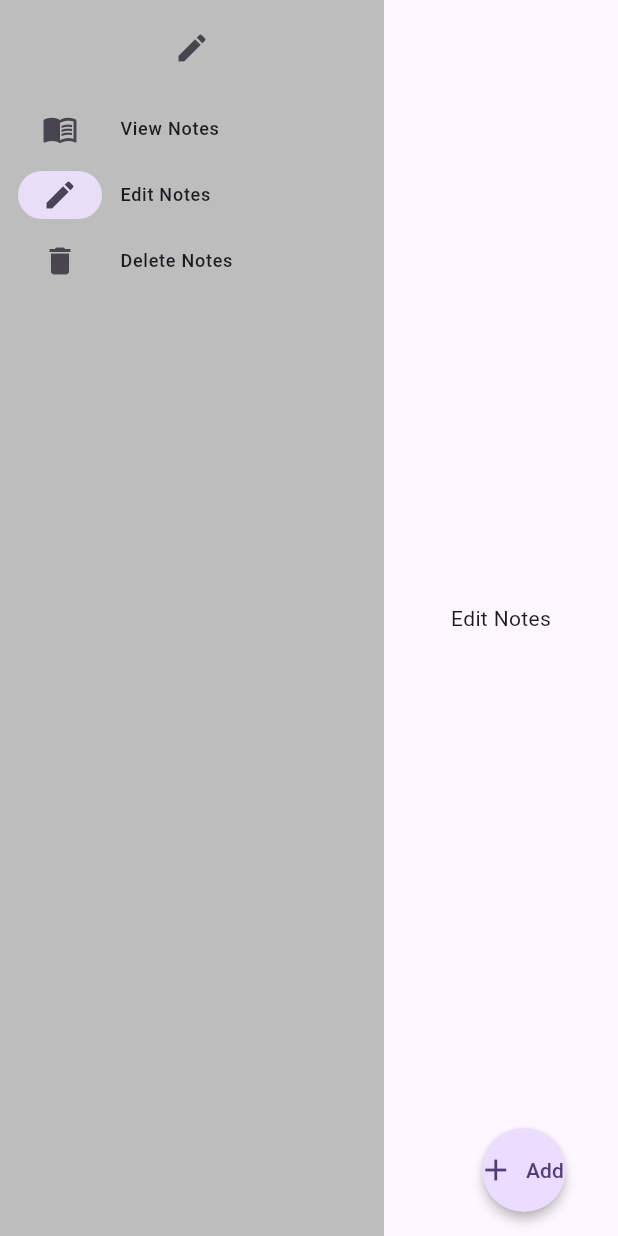
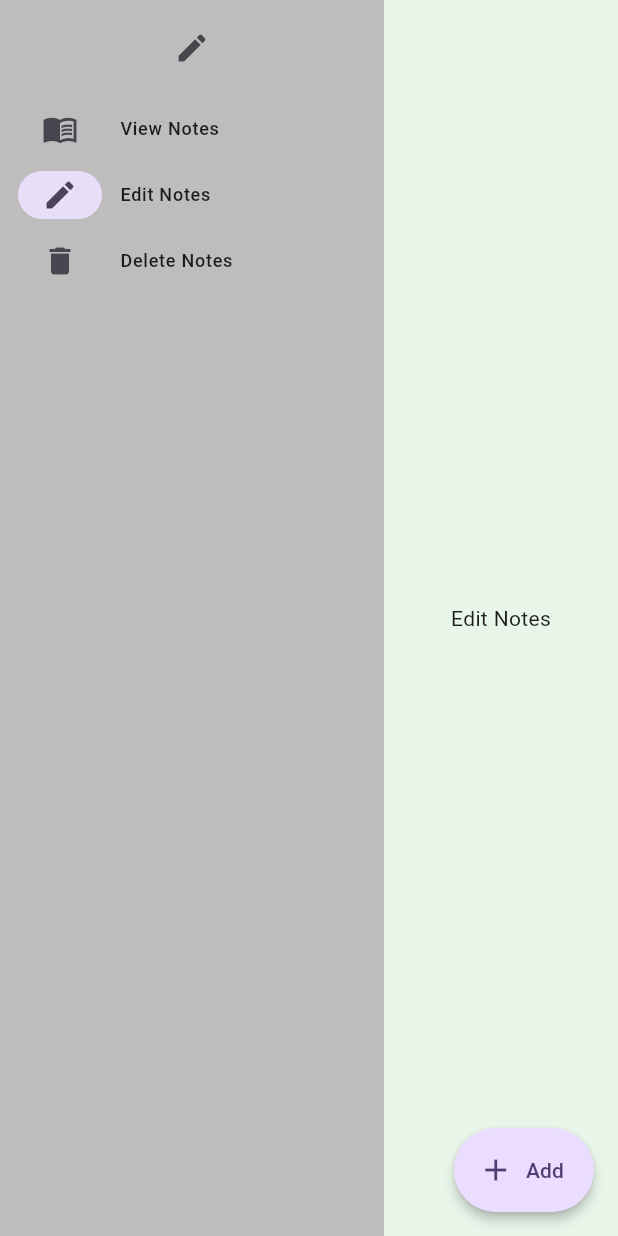
Before and after one commit to tzian19/studen_crud_pet_project, a Flutter app: the screen it shows after launch, after a tap on the "menu book" icon, after a tap on "Edit Notes", on a phone screen of 412 x 824 dp. Run offline on Flutter 3.47's test engine with Material 3 defaults, Android fonts, the phone set to English and light mode, and no system bars; network calls fail.

Commit message:
Done View Notes Page

```diff
--- a/lib/features/notes/presentation/pages/notes_home_page.dart
+++ b/lib/features/notes/presentation/pages/notes_home_page.dart
@@ -56,26 +56,32 @@ class _NotesHomePageState extends State<NotesHomePage> with SingleTickerProvider
             child: TabBarView(
               controller: _tabController,
               children: [
-                // View Notes Page
-                ListView.builder(
+Container(
+                  color: Color.fromRGBO(93, 67, 134, 1), // (#5D4386)
+                  child: ListView.builder(
                   itemCount: notes.length,
                   itemBuilder: (context, index) {
                     final note = notes[index];
                     return NoteCard(
-                      image: Image.network((note.imageUrl).isEmpty ? 'https://www.svgrepo.com/show/42233/pencil-edit-button.svg' : note.imageUrl),
+                        image: Image.network((note.imageUrl).isEmpty ? 'https://cdn-icons-png.flaticon.com/512/1250/1250680.png' : note.imageUrl),
                       title: note.title,
                       content: note.content,
                       count: note.count,
                     );
                   },
                 ),
-                // Edit Notes Page
-                Center(
+                ),
+                Container(
+                  color: Colors.green[50], // Light green background for Edit Notes
+                  child: Center(
                   child: Text('Edit Notes'),
                 ),
-                // Delete Notes Page
-                Center(
+                ),
+                Container(
+                  color: Colors.red[50], // Light red background for Delete Notes
+                  child: Center(
                   child: Text('Delete Notes'),
+                  ),
                 ),
               ],
             ),
--- a/lib/main.dart
+++ b/lib/main.dart
@@ -17,7 +17,7 @@ class MyApp extends StatelessWidget {
         useMaterial3: true,
           floatingActionButtonTheme: const FloatingActionButtonThemeData(
             elevation: 3,
-            shape: CircleBorder(),
+            shape: RoundedRectangleBorder(borderRadius: BorderRadius.all(Radius.circular(30))),
           ),
       ),
       home: const NotesHomePage(),
```
